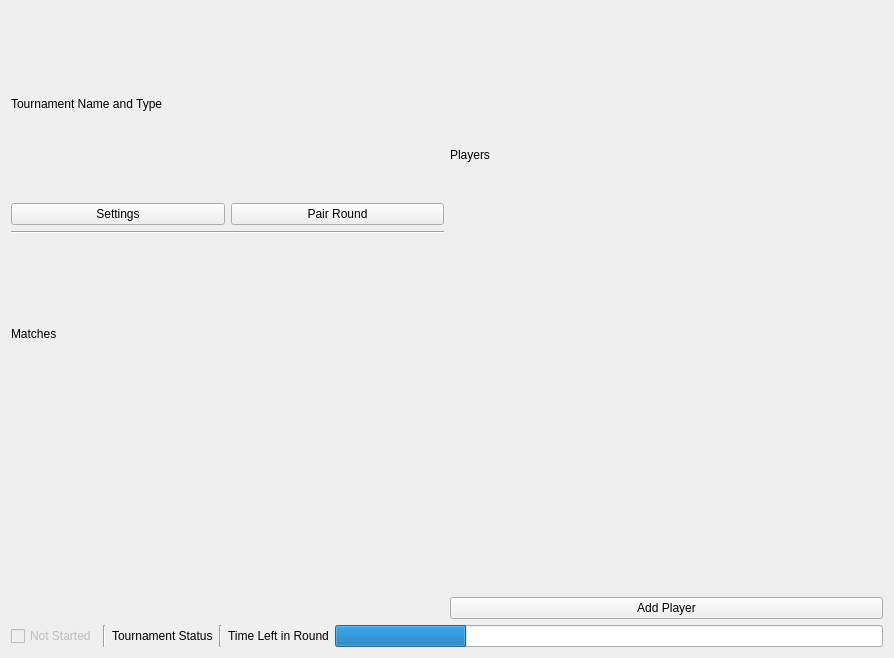
Above: src/ui/tournamenttab.ui from SquireTournamentServices/SquireDesktop before the change. Below: the same form after it.
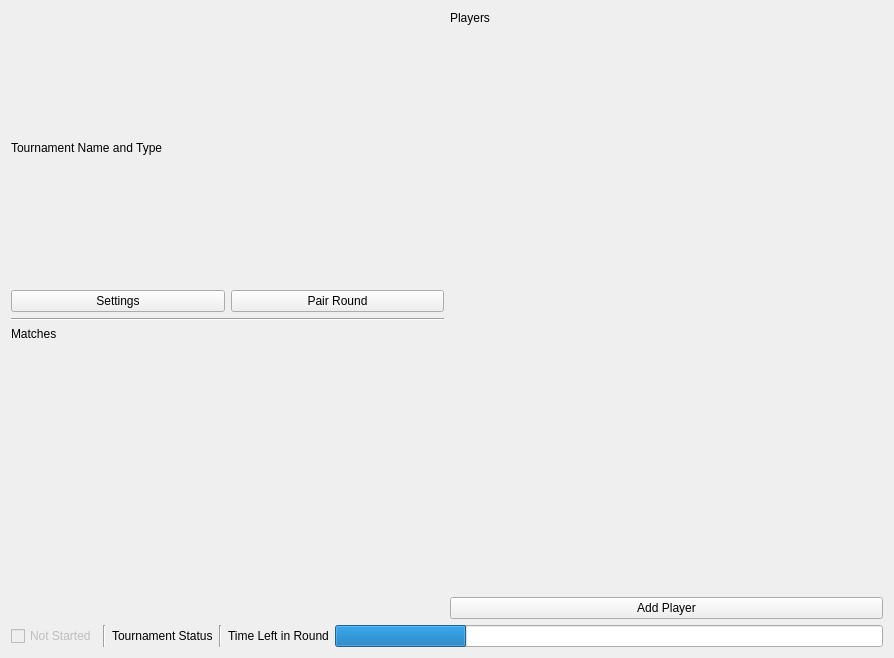
That is the form after the change. Icons and pictures are not drawn.

Commit message: feat: round view GUI mockup

```diff
--- a/src/ui/tournamenttab.ui
+++ b/src/ui/tournamenttab.ui
@@ -23,6 +23,9 @@
          <property name="text">
           <string>Tournament Name and Type</string>
          </property>
+         <property name="wordWrap">
+          <bool>true</bool>
+         </property>
         </widget>
        </item>
        <item>
@@ -63,6 +66,12 @@
        </item>
        <item>
         <widget class="QLabel" name="label">
+         <property name="sizePolicy">
+          <sizepolicy hsizetype="Preferred" vsizetype="Fixed">
+           <horstretch>0</horstretch>
+           <verstretch>0</verstretch>
+          </sizepolicy>
+         </property>
          <property name="text">
           <string>Matches</string>
          </property>
@@ -77,6 +86,12 @@
       <layout class="QVBoxLayout" name="right">
        <item>
         <widget class="QLabel" name="label_2">
+         <property name="sizePolicy">
+          <sizepolicy hsizetype="Preferred" vsizetype="Fixed">
+           <horstretch>0</horstretch>
+           <verstretch>0</verstretch>
+          </sizepolicy>
+         </property>
          <property name="text">
           <string>Players</string>
          </property>
```
The commit also changes 4 other files.
